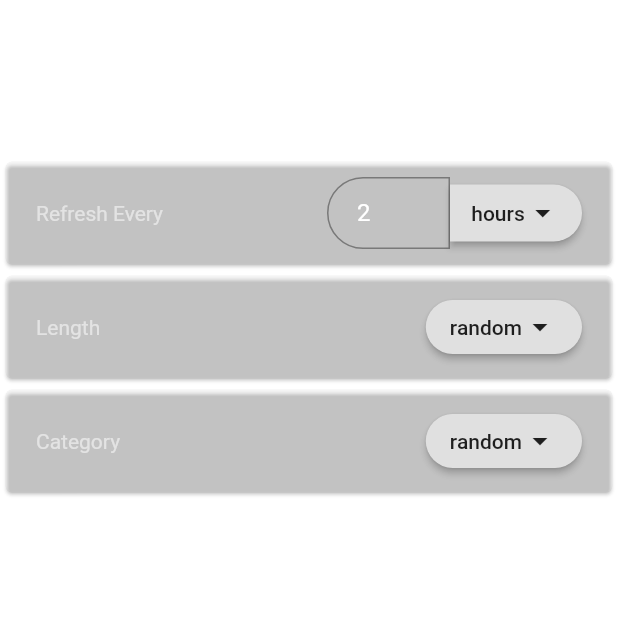
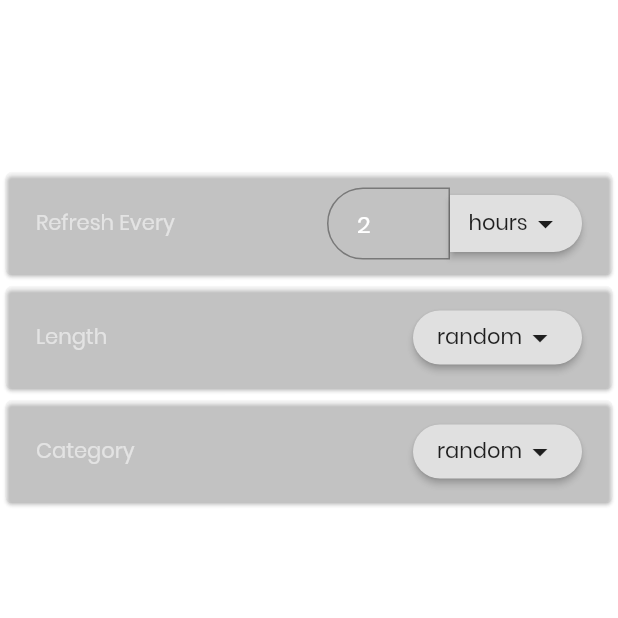
Before and after one commit to elishaking/quotz, a Flutter app: the screen it shows after launch, after a tap on the "settings" icon, on a phone screen of 412 x 824 dp, the top half of it. Run offline on Flutter 3.47's test engine with Material 2 defaults, Android fonts, the phone set to English and light mode, and no system bars; our stand-ins replace shared_preferences; network calls fail.

Commit message:
time alignment

```diff
--- a/lib/main.dart
+++ b/lib/main.dart
@@ -12,17 +12,9 @@ class MyApp extends StatelessWidget {
       title: 'Quotz',
       // color: Colors.black,
       theme: ThemeData(
-        // This is the theme of your application.
-        //
-        // Try running your application with "flutter run". You'll see the
-        // application has a blue toolbar. Then, without quitting the app, try
-        // changing the primarySwatch below to Colors.green and then invoke
-        // "hot reload" (press "r" in the console where you ran "flutter run",
-        // or simply save your changes to "hot reload" in a Flutter IDE).
-        // Notice that the counter didn't reset back to zero; the application
-        // is not restarted.
         primarySwatch: Colors.blue,
-        textTheme: TextTheme(body1: TextStyle(color: Colors.white54))
+        fontFamily: 'Poppins',
+        textTheme: TextTheme(body1: TextStyle(color: Colors.white54),)
       ),
       home: HomePage(),
     );
--- a/lib/pages/home.dart
+++ b/lib/pages/home.dart
@@ -94,7 +94,9 @@ class _HomePageState extends State<HomePage> {
         ],
       ),
       body: Container(
-        padding: EdgeInsets.symmetric(horizontal: 20, vertical: 10),
+        padding: EdgeInsets.only(
+          left: 20, right: 20, top: 70, bottom: 10
+        ),
         child: Column(
           children: <Widget>[
             Expanded(
@@ -132,23 +134,24 @@ class _HomePageState extends State<HomePage> {
       crossAxisAlignment: CrossAxisAlignment.start,
       children: <Widget>[
         Text("${t.split(":")[0]}", style: TextStyle(
-          fontSize: textSize
+          height: 0,
+          fontSize: textSize,
         )),
         SizedBox(width: space,),
         Text(":", style: TextStyle(
-          fontSize: textSize
+          height: 0,
+          fontSize: textSize,
         )),
         SizedBox(width: space,),
         Text("${t.split(":")[1].split(" ")[0]}", style: TextStyle(
+          height: 0,
           fontSize: textSize
         )),
         SizedBox(width: space * 2,),
-        Padding(
-          padding: EdgeInsets.only(top: responsive(context, 80)),
-          child: Text("${t.split(":")[1].split(" ")[1]}", style: TextStyle(
-            fontSize: responsive(context, 30)
-          )),
-        )
+        Text("${t.split(":")[1].split(" ")[1]}", style: TextStyle(
+          height: 0,
+          fontSize: responsive(context, 30)
+        )),
       ],
     );
   }
```
